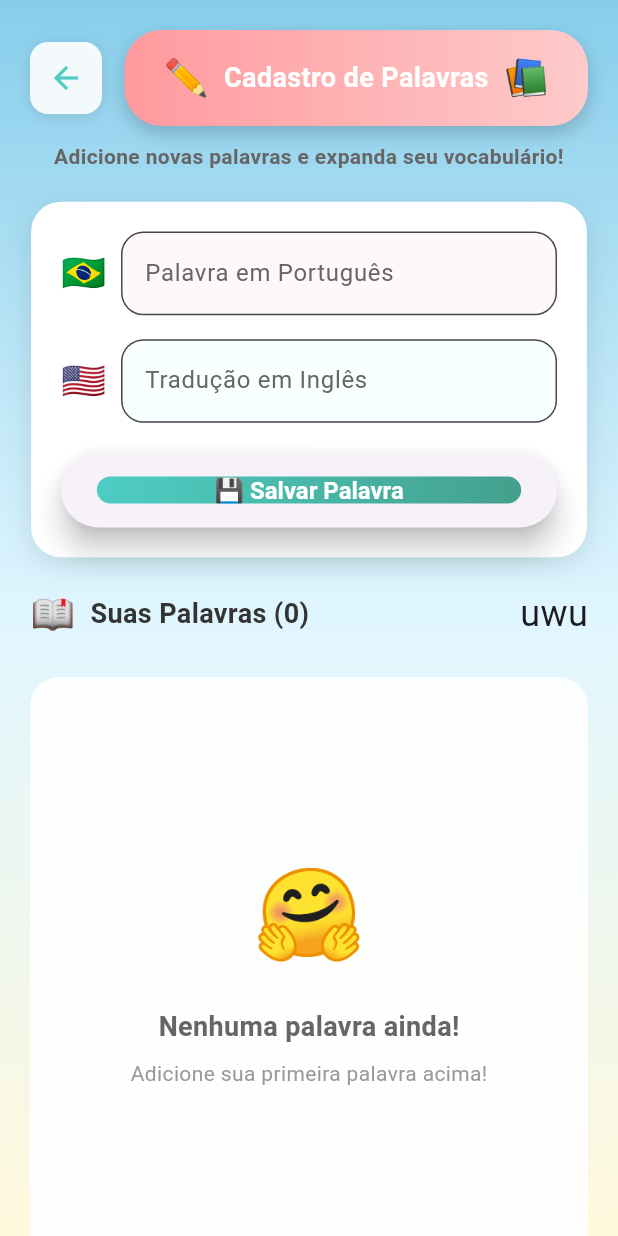
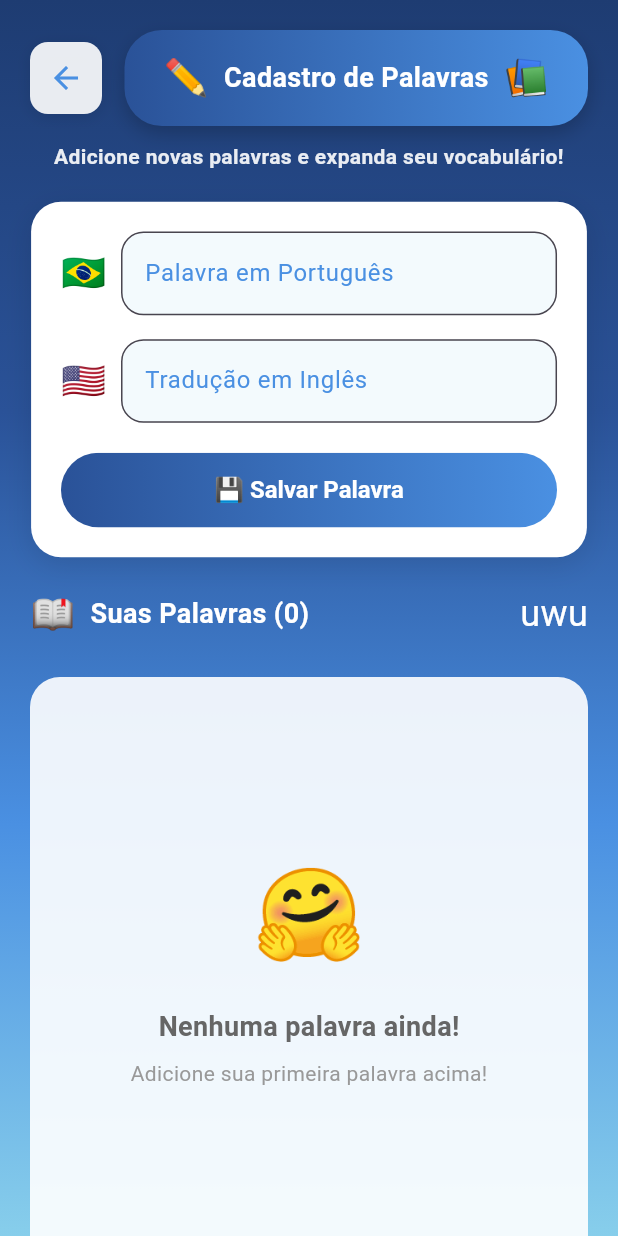
Before and after one commit to EnzoBenito1/lenscantalk, a Flutter app: the MenuScreen screen opened by its route, after a tap on "✏️", on a phone screen of 412 x 824 dp. Run offline on Flutter 3.47's test engine with Material 3 defaults, Android fonts, the light colour scheme and no system bars; our stand-ins replace camera, cloud_firestore, firebase_auth, firebase_core, flutter_tts, google_sign_in and 2 more; missing offline and left inert: google_mlkit_image_labeling; accounts and stored records are empty; generated files the repository leaves out were written again; Roboto replaces fonts that are missing (Comic Sans MS).

Commit message:
Melhorias e mais tematização

```diff
--- a/lib/main.dart
+++ b/lib/main.dart
@@ -696,7 +696,7 @@ class _MenuScreenState extends State<MenuScreen>
                 child: Row(
                   mainAxisAlignment: MainAxisAlignment.center,
                   children: [
-                    _buildBouncingEmoji('🎯', 0),
+                    _buildBouncingEmoji('', 0),
                     const SizedBox(width: 10),
                     const Text(
                       'Divirta-se aprendendo!',
@@ -707,7 +707,7 @@ class _MenuScreenState extends State<MenuScreen>
                       ),
                     ),
                     const SizedBox(width: 10),
-                    _buildBouncingEmoji('🎯', 500),
+                    _buildBouncingEmoji('', 500),
                   ],
                 ),
               ),
--- a/lib/screens/cadastro_palavra_screen.dart
+++ b/lib/screens/cadastro_palavra_screen.dart
@@ -1,6 +1,8 @@
 import 'package:flutter/material.dart';
+import 'package:provider/provider.dart';
 import '../palavra.dart';
 import '../palavra_service.dart';
+import '../helpers/theme_manager.dart';
 
 class CadastroPalavraScreen extends StatefulWidget {
   const CadastroPalavraScreen({super.key});
@@ -29,7 +31,6 @@ class _CadastroPalavraScreenState extends State<CadastroPalavraScreen>
   void initState() {
     super.initState();
 
-    // Inicializar controllers de animação
     _headerAnimationController = AnimationController(
       duration: const Duration(milliseconds: 800),
       vsync: this,
@@ -43,7 +44,6 @@ class _CadastroPalavraScreenState extends State<CadastroPalavraScreen>
       vsync: this,
     );
 
-    // Configurar animações
     _headerAnimation = Tween<double>(begin: 0.0, end: 1.0).animate(
       CurvedAnimation(parent: _headerAnimationController, curve: Curves.bounceOut),
     );
@@ -54,7 +54,6 @@ class _CadastroPalavraScreenState extends State<CadastroPalavraScreen>
       CurvedAnimation(parent: _listAnimationController, curve: Curves.easeOutBack),
     );
 
-    // Iniciar animações
     _startAnimations();
     carregarPalavras();
   }
@@ -106,7 +105,6 @@ class _CadastroPalavraScreenState extends State<CadastroPalavraScreen>
   }
 
   Future<void> deletar(String id) async {
-    // Mostrar dialog de confirmação divertido
     final confirmar = await showDialog<bool>(
       context: context,
       builder: (context) => _buildFunDialog(),
@@ -120,14 +118,19 @@ class _CadastroPalavraScreenState extends State<CadastroPalavraScreen>
   }
 
   Widget _buildFunDialog() {
+    final themeManager = Provider.of<ThemeManager>(context, listen: false);
+
     return Dialog(
       shape: RoundedRectangleBorder(borderRadius: BorderRadius.circular(20)),
       child: Container(
         padding: const EdgeInsets.all(20),
         decoration: BoxDecoration(
           borderRadius: BorderRadius.circular(20),
-          gradient: const LinearGradient(
-            colors: [Color(0xFFFFE0E6), Color(0xFFF0F8FF)],
+          gradient: LinearGradient(
+            colors: [
+              themeManager.currentTheme.gradientColors[0].withOpacity(0.3),
+              themeManager.currentTheme.gradientColors[3].withOpacity(0.3),
+            ],
           ),
         ),
         child: Column(
@@ -216,17 +219,16 @@ class _CadastroPalavraScreenState extends State<CadastroPalavraScreen>
 
   @override
   Widget build(BuildContext context) {
+    final themeManager = Provider.of<ThemeManager>(context);
+    final gradientColors = themeManager.currentTheme.gradientColors;
+
     return Scaffold(
       body: Container(
-        decoration: const BoxDecoration(
+        decoration: BoxDecoration(
           gradient: LinearGradient(
             begin: Alignment.topCenter,
             end: Alignment.bottomCenter,
-            colors: [
-              Color(0xFF87CEEB), // Sky blue
-              Color(0xFFE0F6FF), // Light blue
-              Color(0xFFFFF8DC), // Cornsilk
-            ],
+            colors: gradientColors,
           ),
         ),
         child: SafeArea(
@@ -254,7 +256,7 @@ class _CadastroPalavraScreenState extends State<CadastroPalavraScreen>
                               ],
                             ),
                             child: IconButton(
-                              icon: const Icon(Icons.arrow_back, color: Color(0xFF4ECDC4)),
+                              icon: Icon(Icons.arrow_back, color: gradientColors[2]),
                               onPressed: () => Navigator.pop(context),
                             ),
                           ),
@@ -263,8 +265,8 @@ class _CadastroPalavraScreenState extends State<CadastroPalavraScreen>
                             child: Container(
                               padding: const EdgeInsets.symmetric(horizontal: 20, vertical: 15),
                               decoration: BoxDecoration(
-                                gradient: const LinearGradient(
-                                  colors: [Color(0xFFFF9A9E), Color(0xFFFECACA)],
+                                gradient: LinearGradient(
+                                  colors: [gradientColors[1], gradientColors[2]],
                                 ),
                                 borderRadius: BorderRadius.circular(25),
                                 boxShadow: [
@@ -275,12 +277,12 @@ class _CadastroPalavraScreenState extends State<CadastroPalavraScreen>
                                   ),
                                 ],
                               ),
-                              child: Row(
+                              child: const Row(
                                 mainAxisAlignment: MainAxisAlignment.center,
                                 children: [
-                                  const Text('✏️', style: TextStyle(fontSize: 24)),
-                                  const SizedBox(width: 10),
-                                  const Text(
+                                  Text('✏️', style: TextStyle(fontSize: 24)),
+                                  SizedBox(width: 10),
+                                  Text(
                                     'Cadastro de Palavras',
                                     style: TextStyle(
                                       fontSize: 18,
@@ -288,8 +290,8 @@ class _CadastroPalavraScreenState extends State<CadastroPalavraScreen>
                                       color: Colors.white,
                                     ),
                                   ),
-                                  const SizedBox(width: 10),
-                                  const Text('📚', style: TextStyle(fontSize: 24)),
+                                  SizedBox(width: 10),
+                                  Text('📚', style: TextStyle(fontSize: 24)),
                                 ],
                               ),
                             ),
@@ -297,12 +299,12 @@ class _CadastroPalavraScreenState extends State<CadastroPalavraScreen>
                         ],
                       ),
                       const SizedBox(height: 10),
-                      const Text(
+                      Text(
                         'Adicione novas palavras e expanda seu vocabulário!',
                         textAlign: TextAlign.center,
                         style: TextStyle(
                           fontSize: 14,
-                          color: Color(0xFF666666),
+                          color: Colors.white.withOpacity(0.9),
                           fontWeight: FontWeight.w600,
                         ),
                       ),
@@ -339,17 +341,17 @@ class _CadastroPalavraScreenState extends State<CadastroPalavraScreen>
                               controller: nomeController,
                               decoration: InputDecoration(
                                 labelText: 'Palavra em Português',
-                                labelStyle: const TextStyle(color: Color(0xFF666666)),
+                                labelStyle: TextStyle(color: gradientColors[2]),
                                 border: OutlineInputBorder(
                                   borderRadius: BorderRadius.circular(15),
-                                  borderSide: const BorderSide(color: Color(0xFFFF9A9E)),
+                                  borderSide: BorderSide(color: gradientColors[2]),
                                 ),
                                 focusedBorder: OutlineInputBorder(
                                   borderRadius: BorderRadius.circular(15),
-                                  borderSide: const BorderSide(color: Color(0xFFFF9A9E), width: 2),
+                                  borderSide: BorderSide(color: gradientColors[2], width: 2),
                                 ),
                                 filled: true,
-                                fillColor: const Color(0xFFFFF8F8),
+                                fillColor: gradientColors[3].withOpacity(0.1),
                               ),
                             ),
                           ),
@@ -365,17 +367,17 @@ class _CadastroPalavraScreenState extends State<CadastroPalavraScreen>
                               controller: traducaoController,
                               decoration: InputDecoration(
                                 labelText: 'Tradução em Inglês',
-                                labelStyle: const TextStyle(color: Color(0xFF666666)),
+                                labelStyle: TextStyle(color: gradientColors[2]),
                                 border: OutlineInputBorder(
                                   borderRadius: BorderRadius.circular(15),
-                                  borderSide: const BorderSide(color: Color(0xFF4ECDC4)),
+                                  borderSide: BorderSide(color: gradientColors[2]),
                                 ),
                                 focusedBorder: OutlineInputBorder(
                                   borderRadius: BorderRadius.circular(15),
-                                  borderSide: const BorderSide(color: Color(0xFF4ECDC4), width: 2),
+                                  borderSide: BorderSide(color: gradientColors[2], width: 2),
                                 ),
                                 filled: true,
-                                fillColor: const Color(0xFFF8FFFF),
+                                fillColor: gradientColors[3].withOpacity(0.1),
                               ),
                             ),
                           ),
@@ -388,20 +390,23 @@ class _CadastroPalavraScreenState extends State<CadastroPalavraScreen>
                         child: ElevatedButton(
                           onPressed: adicionarPalavra,
                           style: ElevatedButton.styleFrom(
+                            backgroundColor: Colors.transparent,
+                            shadowColor: Colors.transparent,
+                            padding: EdgeInsets.zero,
                             shape: RoundedRectangleBorder(
                               borderRadius: BorderRadius.circular(25),
                             ),
-                            elevation: 8,
                           ),
-                          child: Container(
+                          child: Ink(
                             decoration: BoxDecoration(
-                              gradient: const LinearGradient(
-                                colors: [Color(0xFF4ECDC4), Color(0xFF44A08D)],
+                              gradient: LinearGradient(
+                                colors: [gradientColors[1], gradientColors[2]],
                               ),
                               borderRadius: BorderRadius.circular(25),
                             ),
-                            child: const Center(
-                              child: Text(
+                            child: Container(
+                              alignment: Alignment.center,
+                              child: const Text(
                                 '💾 Salvar Palavra',
                                 style: TextStyle(
                                   fontSize: 16,
@@ -432,11 +437,11 @@ class _CadastroPalavraScreenState extends State<CadastroPalavraScreen>
                       style: const TextStyle(
                         fontSize: 18,
                         fontWeight: FontWeight.bold,
-                        color: Color(0xFF333333),
+                        color: Colors.white,
                       ),
                     ),
                     const Spacer(),
-                    const Text('uwu', style: TextStyle(fontSize: 24)),
+                    const Text('uwu', style: TextStyle(fontSize: 24, color: Colors.white)),
                   ],
                 ),
               ),
@@ -505,12 +510,12 @@ class _CadastroPalavraScreenState extends State<CadastroPalavraScreen>
                                     gradient: LinearGradient(
                                       colors: [
                                         Colors.white,
-                                        Color(0xFFF8F9FA),
+                                        gradientColors[3].withOpacity(0.2),
                                       ],
                                     ),
                                     borderRadius: BorderRadius.circular(15),
                                     border: Border.all(
-                                      color: const Color(0xFFE0E0E0),
+                                      color: gradientColors[2].withOpacity(0.3),
                                       width: 1,
                                     ),
                                     boxShadow: [
@@ -530,15 +535,15 @@ class _CadastroPalavraScreenState extends State<CadastroPalavraScreen>
                                       width: 50,
                                       height: 50,
                                       decoration: BoxDecoration(
-                                        gradient: const LinearGradient(
-                                          colors: [Color(0xFFFFD89B), Color(0xFF19547B)],
+                                        gradient: LinearGradient(
+                                          colors: [gradientColors[1], gradientColors[2]],
                                         ),
                                         borderRadius: BorderRadius.circular(25),
                                       ),
-                                      child: const Center(
+                                      child: Center(
                                         child: Text(
-                                          '💬',
-                                          style: TextStyle(fontSize: 20),
+                                          p.imagem ?? '💬',
+                                          style: const TextStyle(fontSize: 24),
                                         ),
                                       ),
                                     ),
```
Also changed, not shown: lib/screens/mlkit_screen.dart (+43 -25 lines).
